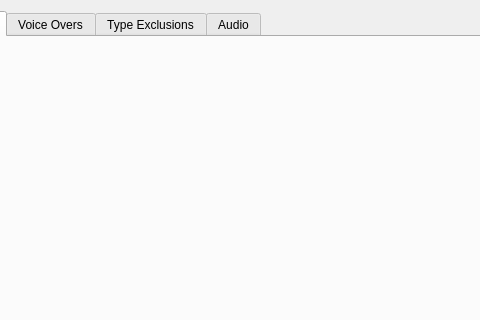
pgathogo/raven, file pixelplan/rave/PixelPlan/spotform.ui: the form before one commit; both pictures show x 133 to 613 and y 0 to 320 of the 850 by 505 pixel window.
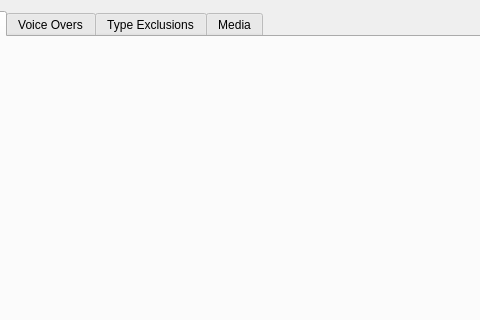
The form after the commit.

Patch:
```diff
--- a/pixelplan/rave/PixelPlan/spotform.ui
+++ b/pixelplan/rave/PixelPlan/spotform.ui
@@ -187,7 +187,7 @@
      </widget>
      <widget class="QWidget" name="tabAudio">
       <attribute name="title">
-       <string>Audio</string>
+       <string>Media</string>
       </attribute>
       <layout class="QVBoxLayout" name="verticalLayout_2">
        <item>
```
Left out of the diff: 2 changed lines with no effect on the pictures.
